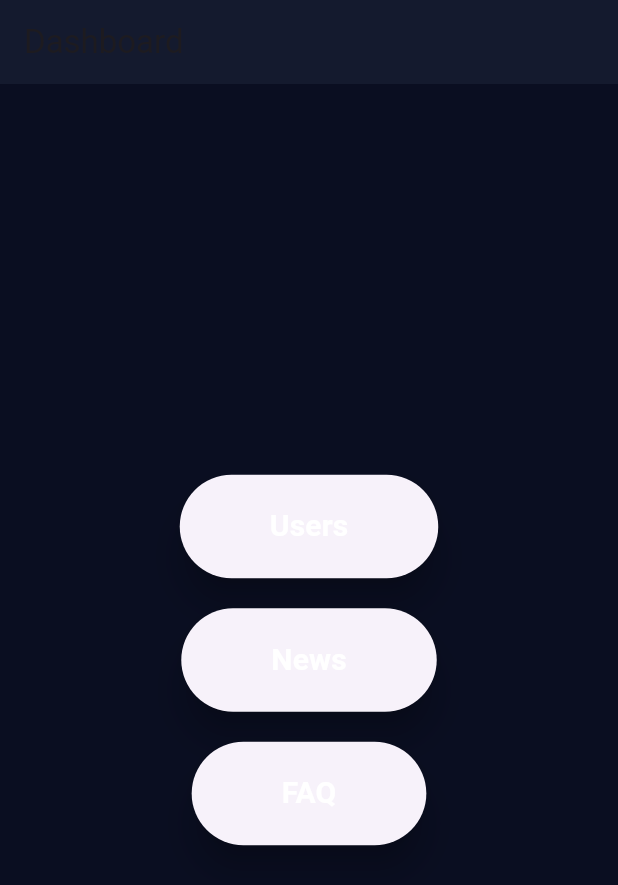
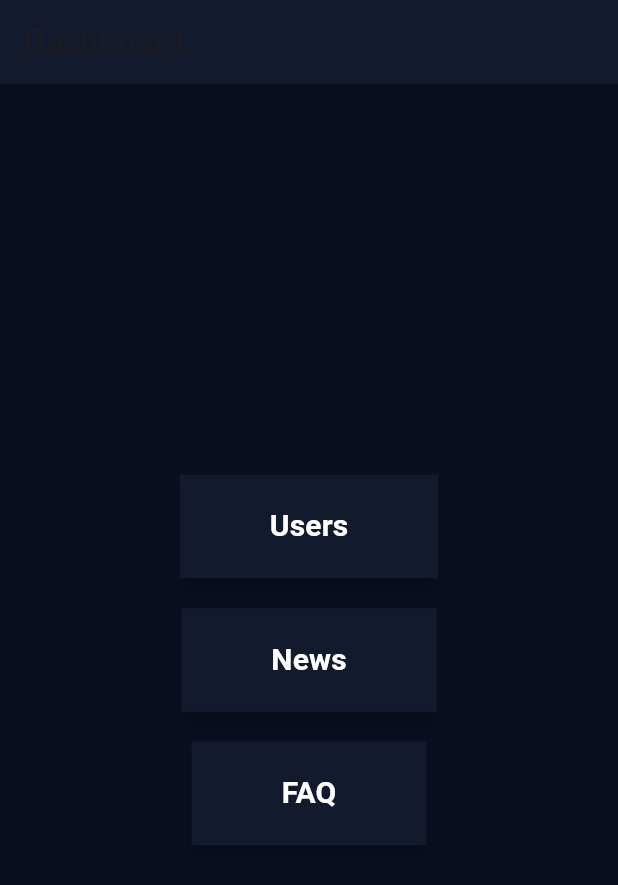
Before and after one commit to shegzibar/Futurex_dashboard, a Flutter app: the screen it shows after launch, on a phone screen of 412 x 824 dp. Shown: the top 885 px of the screen. Run offline on Flutter 3.47's test engine with Material 3 defaults, Android fonts, the phone set to English and light mode, and no system bars; our stand-ins replace cloud_firestore, firebase_core; accounts and stored records are empty.

Commit message:
add some dashboard design

```diff
--- a/lib/Screens/Home.dart
+++ b/lib/Screens/Home.dart
@@ -1,7 +1,7 @@
 import 'package:flutter/material.dart';
 import 'package:futuerx_dashboard/Screens/News.dart';
 import 'package:futuerx_dashboard/Screens/Users.dart';
-// Import the FAQ page
+ // Import the FAQ page
 
 class Dashboard extends StatelessWidget {
   @override
@@ -17,7 +17,7 @@ class Dashboard extends StatelessWidget {
           mainAxisAlignment: MainAxisAlignment.center,
           children: [
             // Users Button
-            StylishButton(
+            ThemeButton(
               label: 'Users',
               onPressed: () {
                 Navigator.push(
@@ -29,7 +29,7 @@ class Dashboard extends StatelessWidget {
             const SizedBox(height: 20),
 
             // News Button
-            StylishButton(
+            ThemeButton(
               label: 'News',
               onPressed: () {
                 Navigator.push(
@@ -41,7 +41,7 @@ class Dashboard extends StatelessWidget {
             const SizedBox(height: 20),
 
             // FAQ Button
-            StylishButton(
+            ThemeButton(
               label: 'FAQ',
               onPressed: () {
                 // Navigator.push(
@@ -57,12 +57,12 @@ class Dashboard extends StatelessWidget {
   }
 }
 
-// Reusable StylishButton widget
-class StylishButton extends StatelessWidget {
+// Reusable ThemeButton widget
+class ThemeButton extends StatelessWidget {
   final String label;
   final VoidCallback onPressed;
 
-  const StylishButton({required this.label, required this.onPressed});
+  const ThemeButton({required this.label, required this.onPressed});
 
   @override
   Widget build(BuildContext context) {
@@ -72,15 +72,15 @@ class StylishButton extends StatelessWidget {
         padding: const EdgeInsets.symmetric(horizontal: 60, vertical: 20),
         backgroundColor: const Color(0xFF141A2E),
         shape: RoundedRectangleBorder(
-          borderRadius: BorderRadius.circular(40),
+          borderRadius: BorderRadius.zero, // No rounded corners
         ),
-        elevation: 10,
+        elevation: 5, // Adds a subtle shadow for depth
       ).copyWith(
         backgroundColor: MaterialStateProperty.resolveWith((states) {
           if (states.contains(MaterialState.pressed)) {
-            return const Color(0xFF141A2E).withOpacity(0.7);
+            return const Color(0xFF1F2A45); // Slightly darker when pressed
           }
-          return null;
+          return const Color(0xFF141A2E);
         }),
       ),
       child: Text(
```
